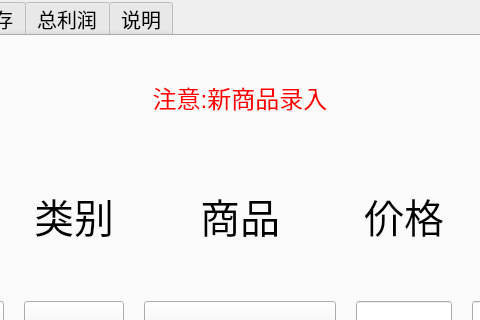
Old version of the form mainwidget.ui in the repository XHApplet/GoodsManage; both pictures show x 167 to 647 and y 0 to 320 of the 1085 by 532 pixel window.
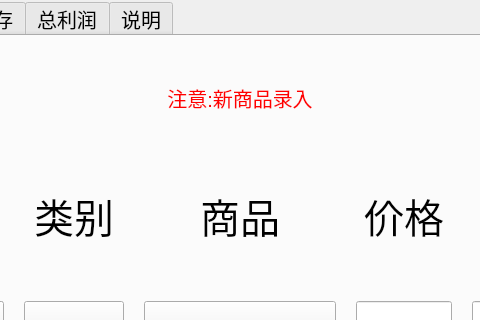
New version of the form. Custom widgets are drawn as their Qt base class.

Diff of the .ui file:
```diff
--- a/mainwidget.ui
+++ b/mainwidget.ui
@@ -320,7 +320,7 @@
        <widget class="QLabel" name="InputTiplabel">
         <property name="font">
          <font>
-          <pointsize>18</pointsize>
+          <pointsize>15</pointsize>
          </font>
         </property>
         <property name="styleSheet">
```
